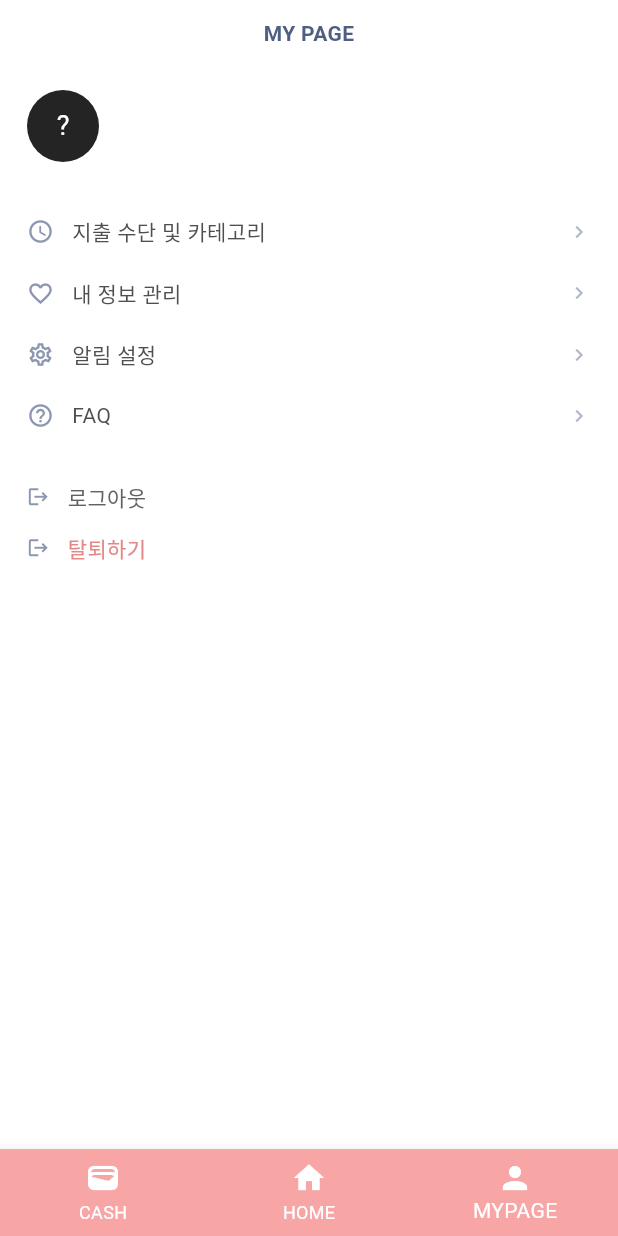
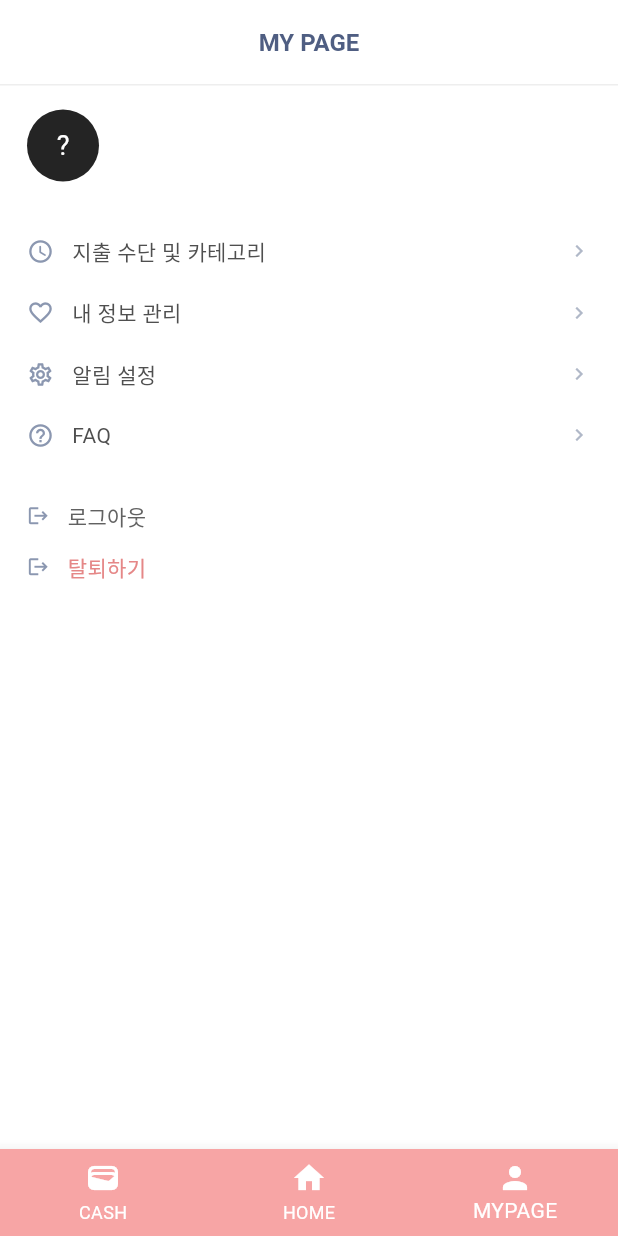
Before and after one commit to segye-world/front, a Flutter app: the MyPageScreen screen opened by its route, on a phone screen of 412 x 824 dp. Run offline on Flutter 3.47's test engine with Material 3 defaults, Android fonts, the phone set to English and light mode, and no system bars; our stand-ins replace dio, shared_preferences; accounts and stored records are empty; network calls fail.

Commit message:
상단바통일

```diff
--- a/lib/screen/main_screen.dart
+++ b/lib/screen/main_screen.dart
@@ -1,5 +1,6 @@
 import 'package:flutter/material.dart';
 import '../routes/routes.dart';
+import '../widgets/template/app_top_bar.dart';
 import '../widgets/template/bottom_nav_layout.dart';
 
 class MainScreen extends StatefulWidget {
@@ -65,10 +66,11 @@ class _MainScreenState extends State<MainScreen> {
 
     return Scaffold(
       backgroundColor: const Color(0xFFF5F5F5),
+      appBar: const AppTopBar(title: 'HOME', showBack: false),
       body: SafeArea(
         child: Column(
           children: [
-            const SizedBox(height: 24),
+            const SizedBox(height: 16),
             Text(
               _userName,
               style: const TextStyle(fontSize: 20, fontWeight: FontWeight.w600),
--- a/lib/screen/my/mypage_screen.dart
+++ b/lib/screen/my/mypage_screen.dart
@@ -3,6 +3,7 @@ import 'package:flutter/material.dart';
 import '../../routes/routes.dart';
 import '../../api/auth_api.dart';
 import '../../services/token_storage.dart';
+import '../../widgets/template/app_top_bar.dart';
 import '../../widgets/template/bottom_nav_layout.dart';
 
 class MyPageScreen extends StatefulWidget {
@@ -79,23 +80,10 @@ class _MyPageScreenState extends State<MyPageScreen> {
 
     return Scaffold(
       backgroundColor: Colors.white,
+      appBar: const AppTopBar(title: 'MY PAGE', showBack: false),
       body: SafeArea(
         child: Column(
           children: [
-            Container(
-              height: 44,
-              color: Colors.white,
-              child: const Center(
-                child: Text(
-                  'MY PAGE',
-                  textAlign: TextAlign.center,
-                  style: TextStyle(
-                    fontWeight: FontWeight.w700,
-                    color: Color(0xFF4F5E82),
-                  ),
-                ),
-              ),
-            ),
             Expanded(
               child: Padding(
                 padding: const EdgeInsets.symmetric(horizontal: 18, vertical: 16),
--- /dev/null
+++ b/lib/widgets/template/app_top_bar.dart
@@ -0,0 +1,73 @@
+import 'package:flutter/material.dart';
+
+/// 앱 전체에서 공통으로 쓰는 상단바.
+///
+/// 배경은 흰색, 높이는 모든 페이지에서 [kToolbarHeight]로 동일합니다.
+/// 하단에는 본문과 구분되도록 얇은 실선만 둡니다.
+class AppTopBar extends StatelessWidget implements PreferredSizeWidget {
+  /// 제목 글자색. 기존 화면들에서 쓰던 네이비 톤으로 통일합니다.
+  static const Color _titleColor = Color(0xFF4F5E82);
+
+  /// 아이콘(뒤로가기 등) 색. 앱 포인트 컬러와 맞춥니다.
+  static const Color _iconColor = Color(0xFFF7A5A5);
+
+  static const Color _dividerColor = Color(0xFFEEEEEE);
+
+  final String title;
+
+  /// 좌측에 놓을 위젯. 지정하면 [showBack]은 무시됩니다.
+  final Widget? leading;
+
+  /// 우측 액션들.
+  final List<Widget>? actions;
+
+  /// 이전 화면이 있으면 뒤로가기 버튼을 자동으로 표시할지 여부.
+  final bool showBack;
+
+  const AppTopBar({
+    super.key,
+    required this.title,
+    this.leading,
+    this.actions,
+    this.showBack = true,
+  });
+
+  @override
+  Size get preferredSize => const Size.fromHeight(kToolbarHeight + 1);
+
+  @override
+  Widget build(BuildContext context) {
+    final canPop = ModalRoute.of(context)?.canPop ?? false;
+    final resolvedLeading = leading ??
+        (showBack && canPop
+            ? IconButton(
+                icon: const Icon(Icons.chevron_left, color: _iconColor),
+                onPressed: () => Navigator.of(context).maybePop(),
+              )
+            : null);
+
+    return AppBar(
+      backgroundColor: Colors.white,
+      surfaceTintColor: Colors.white,
+      foregroundColor: _titleColor,
+      elevation: 0,
+      scrolledUnderElevation: 0,
+      centerTitle: true,
+      automaticallyImplyLeading: false,
+      leading: resolvedLeading,
+      title: Text(
+        title,
+        style: const TextStyle(
+          color: _titleColor,
+          fontSize: 16,
+          fontWeight: FontWeight.w700,
+        ),
+      ),
+      actions: actions,
+      bottom: const PreferredSize(
+        preferredSize: Size.fromHeight(1),
+        child: Divider(height: 1, thickness: 1, color: _dividerColor),
+      ),
+    );
+  }
+}
--- a/lib/widgets/template/base_scaffold.dart
+++ b/lib/widgets/template/base_scaffold.dart
@@ -1,4 +1,6 @@
 import 'package:flutter/material.dart';
+
+import 'app_top_bar.dart';
 
 class BaseScaffold extends StatelessWidget {
   final Widget body;
@@ -54,7 +56,7 @@ class BaseScaffold extends StatelessWidget {
 
     return Scaffold(
       backgroundColor: backgroundColor,
-      appBar: appBar ?? (title != null ? AppBar(title: Text(title!)) : null),
+      appBar: appBar ?? (title != null ? AppTopBar(title: title!) : null),
       body: content,
       bottomNavigationBar: bottomNavigationBar,
       floatingActionButton: floatingActionButton,
```
Also changed, not shown: lib/screen/cash/cash_detail__screen.dart (+2 -7 lines), lib/screen/cash/cash_records_screen.dart (+2 -29 lines), lib/screen/day/day_detail__screen.dart (+5 -13 lines), .coderabbit.yaml (added).
